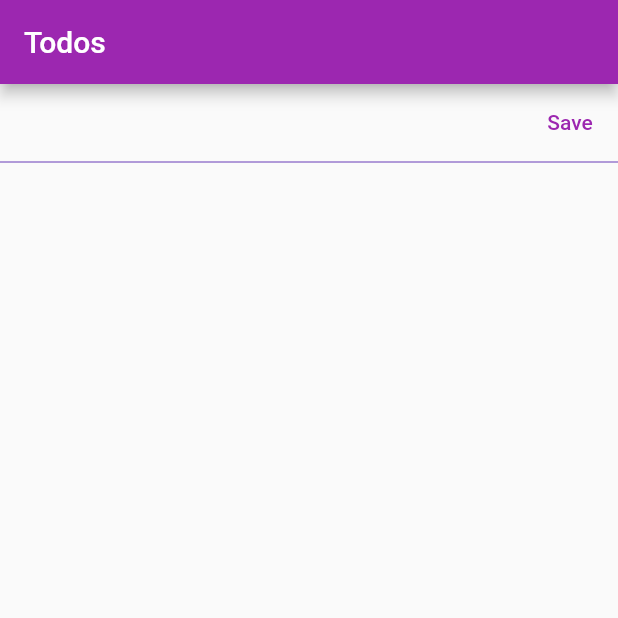
After one commit to vemarav/flutter_todo, a Flutter app: the screen it shows after launch, after a tap on "Save", on a phone screen of 412 x 824 dp, the top half of it. The commit adds this screen. Run offline on Flutter 3.47's test engine with Material 2 defaults, Android fonts, the phone set to English and light mode, and no system bars; our stand-ins replace equatable, flutter_bloc, get.

Commit message:
todos using get

```diff
--- /dev/null
+++ b/lib/getx/todo_controller.dart
@@ -0,0 +1,15 @@
+import 'package:get/get.dart';
+import 'package:todos/todo.dart';
+
+export 'package:todos/todo.dart';
+
+class TodoController extends GetxController {
+  List<Todo> todos = List<Todo>.from([]).obs;
+
+  add(Todo todo) => todos.add(todo);
+  remove(Todo todo) => todos.remove(todo);
+  modity(Todo todo) {
+    int index = todos.indexOf(todo);
+    todos[index] = todo;
+  }
+}
--- /dev/null
+++ b/lib/getx/todos_view.dart
@@ -0,0 +1,150 @@
+import 'package:flutter/material.dart';
+import 'package:get/get.dart';
+import 'package:todos/getx/todo_controller.dart';
+
+class App extends StatelessWidget {
+  const App({Key? key}) : super(key: key);
+
+  @override
+  Widget build(BuildContext context) {
+    return GetMaterialApp(
+      title: 'Todos',
+      theme: ThemeData(
+        primarySwatch: Colors.purple,
+      ),
+      debugShowCheckedModeBanner: false,
+      home: Todos(),
+    );
+  }
+}
+
+class TodoCard extends StatelessWidget {
+  final Color? color;
+  final Todo todo;
+
+  TodoCard({required this.todo, this.color, key}) : super(key: key);
+  final todoController = Get.put(TodoController());
+  final TextEditingController controller = TextEditingController();
+
+  deleteTodo() {
+    todoController.todos.remove(todo);
+  }
+
+  editTodo() {
+    controller.text = todo.text;
+    Get.dialog(
+      AlertDialog(
+        title: const Text('Edit'),
+        content: TextField(controller: controller, maxLines: null),
+        actions: [
+          TextButton(
+            onPressed: Get.back,
+            child: const Text('Cancel'),
+          ),
+          TextButton(
+            onPressed: () => updateTodo(),
+            child: const Text('Save'),
+          )
+        ],
+      ),
+    );
+  }
+
+  updateTodo() {
+    if (controller.text.isEmpty) return;
+    todoController.modity(todo.copyWith(text: controller.text));
+    Get.back();
+  }
+
+  completeTodo(_) {
+    todoController.modity(todo.copyWith(isCompleted: !todo.isCompleted));
+  }
+
+  @override
+  Widget build(BuildContext context) {
+    final hexCode = int.parse('0xff${todo.id.substring(0, 6)}');
+    return Container(
+      color: Color(hexCode).withOpacity(0.1),
+      padding: const EdgeInsets.symmetric(horizontal: 8, vertical: 8),
+      child: Row(
+        children: [
+          Checkbox(
+            value: todo.isCompleted,
+            onChanged: completeTodo,
+          ),
+          Expanded(
+            child: Text(
+              todo.text,
+              style: TextStyle(
+                decoration: todo.isCompleted
+                    ? TextDecoration.lineThrough
+                    : TextDecoration.none,
+              ),
+            ),
+          ),
+          IconButton(
+            onPressed: editTodo,
+            icon: const Icon(Icons.edit_outlined),
+          ),
+          IconButton(
+            onPressed: deleteTodo,
+            icon: const Icon(Icons.delete_outlined),
+          ),
+        ],
+      ),
+    );
+  }
+}
+
+class Todos extends StatelessWidget {
+  Todos({Key? key}) : super(key: key);
+
+  final todoController = Get.put(TodoController());
+  final textEditingController = TextEditingController();
+
+  void addTodo() {
+    if (textEditingController.text.isEmpty) return;
+    final todo = Todo.initialize(text: textEditingController.text);
+    todoController.add(todo);
+    textEditingController.clear();
+  }
+
+  @override
+  Widget build(BuildContext context) {
+    return Scaffold(
+      appBar: AppBar(title: const Text('Todos')),
+      body: Column(
+        children: [
+          Row(
+            children: [
+              Expanded(
+                child: TextField(
+                  maxLines: null,
+                  controller: textEditingController,
+                  decoration: const InputDecoration(
+                    contentPadding: EdgeInsets.all(16),
+                    border: InputBorder.none,
+                  ),
+                ),
+              ),
+              TextButton(
+                onPressed: addTodo,
+                child: const Text('Save'),
+              )
+            ],
+          ),
+          const Divider(height: 2, color: Colors.deepPurple),
+          Expanded(
+            child: Obx(
+              () => ListView(
+                children: todoController.todos
+                    .map((todo) => TodoCard(todo: todo))
+                    .toList(),
+              ),
+            ),
+          ),
+        ],
+      ),
+    );
+  }
+}
--- a/lib/main.dart
+++ b/lib/main.dart
@@ -1,4 +1,5 @@
-import 'package:todos/bloc/todos_view.dart';
+// import 'package:todos/bloc/todos_view.dart';
+import 'package:todos/getx/todos_view.dart';
 import 'package:flutter/cupertino.dart';
 
 void main() {
```
Also changed, not shown: lib/bloc/todos_view.dart (+10 -1 lines).
